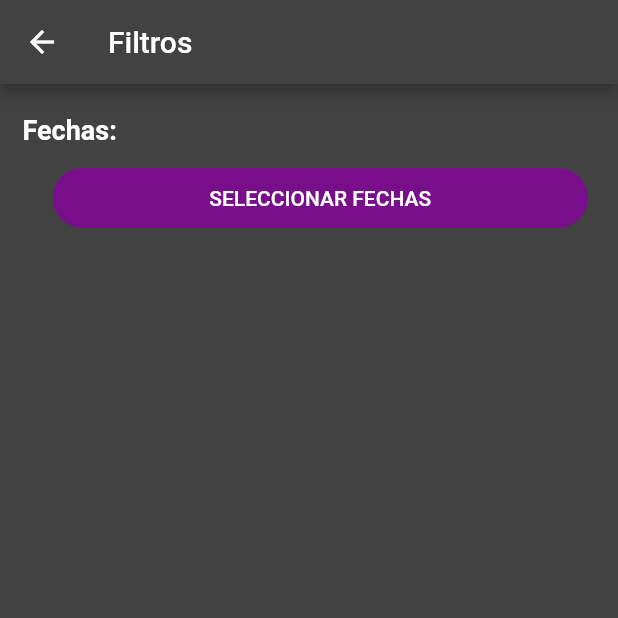
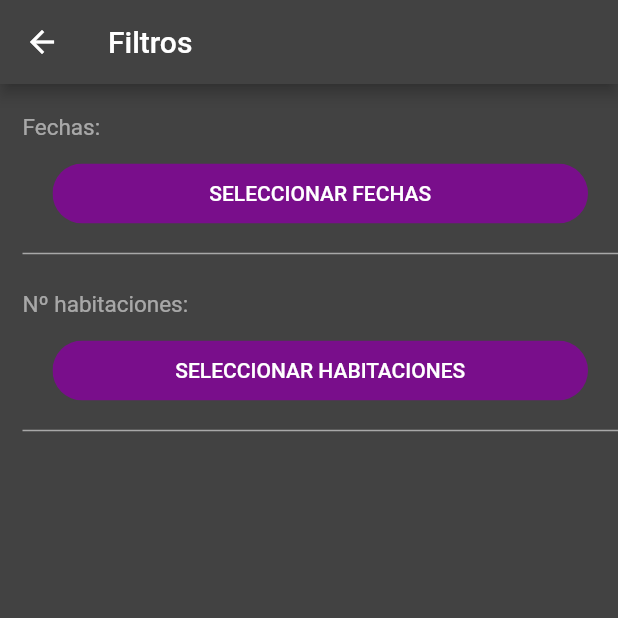
Before and after one commit to AlmudenaRA/GoTravel, a Flutter app: the FilterPage screen opened by its route, on a phone screen of 412 x 824 dp, the top half of it. Run offline on Flutter 3.47's test engine with Material 2 defaults, Android fonts, the phone set to English and light mode, and no system bars; our stand-ins replace cloud_firestore, firebase_auth, firebase_core, firebase_storage, google_sign_in, image_picker and 1 more; accounts and stored records are empty; network calls fail.

Commit message:
Diseño selección nº habitaciones

```diff
--- a/lib/main.dart
+++ b/lib/main.dart
@@ -8,6 +8,7 @@ import 'package:gotravel/src/pages/filter_page.dart';
 import 'package:gotravel/src/pages/home_page.dart';
 import 'package:gotravel/src/pages/login_page.dart';
 import 'package:gotravel/src/pages/profile_page.dart';
+import 'package:gotravel/src/pages/room_page.dart';
 import 'package:gotravel/src/pages/sing_up_page.dart';
 import 'package:gotravel/src/pages/splash_screen.dart';
 import 'package:gotravel/src/theme/my_colors.dart';
@@ -58,6 +59,7 @@ class MyApp extends StatelessWidget {
         Constants.routesFavorite: (_) => const FavoritePage(),
         Constants.routesEditProfile: (_) => const EditProfilePage(),
         Constants.routesFilter: (_) => const FilterPage(),
+        Constants.routesRoom: (_) => const RoomsPage(),
       },
 
       localizationsDelegates: GlobalMaterialLocalizations.delegates,
--- a/lib/src/core/constants.dart
+++ b/lib/src/core/constants.dart
@@ -25,6 +25,8 @@ class Constants {
   static const String buttonUpdateProfile = 'MODIFICAR';
   static const String buttonApply = 'APLICAR';
   static const String buttonCancel = 'CANCELAR';
+  static const String selectDate = 'SELECCIONAR FECHAS';
+  static const String selectRoom = 'SELECCIONAR HABITACIONES';
 
   //Login
   static const String textCuenta = "¿No tiene cuenta? ";
@@ -40,6 +42,7 @@ class Constants {
   static const String routesProfile = 'profile';
   static const String routesEditProfile = 'edit_profile';
   static const String routesFilter = 'filter';
+  static const String routesRoom = 'room';
 
   //Sing up
   static const String singAccount = "¿Ya tiene cuenta? ";
@@ -103,9 +106,15 @@ class Constants {
 
   //filter
   static const String txtFilter = 'Filtros';
-  static const String date = 'Fechas:';
-  static const String selectDate = 'SELECCIONAR FECHAS';
+  static const String filterDate = 'Fechas:';
   static const String txtSelectDate = 'Seleccionar fechas';
   static const String hintStartDate = 'Fecha entrada';
   static const String hintEndDate = 'Fecha salida';
+  static const String filterRoom = 'Nº habitaciones:';
+
+  //room
+  static const String rooms = 'Habitaciones: ';
+  static const String adult = 'Adultos: ';
+  static const String children = 'Niños: ';
+  static const String room = 'Habitación ';
 }
--- a/lib/src/pages/filter_page.dart
+++ b/lib/src/pages/filter_page.dart
@@ -2,6 +2,7 @@ import 'package:flutter/material.dart';
 import 'package:gotravel/src/core/constants.dart';
 import 'package:gotravel/src/theme/my_colors.dart';
 import 'package:gotravel/src/widget/button.dart';
+import 'package:gotravel/src/widget/text_data.dart';
 
 class FilterPage extends StatefulWidget {
   const FilterPage({Key? key}) : super(key: key);
@@ -11,7 +12,6 @@ class FilterPage extends StatefulWidget {
 }
 
 class _FilterPageState extends State<FilterPage> {
-  DateTime _dateTime = DateTime(2100);
   @override
   Widget build(BuildContext context) {
     return Scaffold(
@@ -26,15 +26,45 @@ class _FilterPageState extends State<FilterPage> {
               mainAxisAlignment: MainAxisAlignment.start,
               crossAxisAlignment: CrossAxisAlignment.stretch,
               children: <Widget>[
-                const Text(
-                  Constants.date,
-                  style: TextStyle(
-                    fontSize: 18,
-                    fontWeight: FontWeight.bold,
-                    color: MyColors.textButton,
+                const TextData(
+                  text: Constants.filterDate,
+                  color: MyColors.textWhite,
+                  fontSize: 15,
+                ),
+                _dateFilter(context),
+                const Divider(
+                  height: 10,
+                  color: MyColors.textWhite,
+                  thickness: 1,
+                ),
+                const SizedBox(
+                  height: 20,
+                ),
+                const TextData(
+                  text: Constants.filterRoom,
+                  color: MyColors.textWhite,
+                  fontSize: 15,
+                ),
+                Button(
+                    width: 0.9,
+                    heigth: 50,
+                    color: MyColors.secundary,
+                    text: Constants.selectRoom,
+                    onPressed: () =>
+                        Navigator.pushNamed(context, Constants.routesRoom)),
+                const Divider(
+                  height: 10,
+                  color: MyColors.textWhite,
+                  thickness: 1,
+                ),
+              ]),
         ),
       ),
-                Button(
+    );
+  }
+
+  Button _dateFilter(BuildContext context) {
+    return Button(
       width: 0.9,
       heigth: 50,
       color: MyColors.secundary,
@@ -57,10 +87,6 @@ class _FilterPageState extends State<FilterPage> {
                     surface: MyColors.secundary),
               ),
               child: child!)),
-                ),
-              ]),
-        ),
-      ),
     );
   }
 }
--- /dev/null
+++ b/lib/src/widget/text_data.dart
@@ -0,0 +1,32 @@
+import 'package:flutter/material.dart';
+
+class TextData extends StatelessWidget {
+  final Color color;
+  final String text;
+  final EdgeInsets? padding;
+  final FontWeight? fontWeight;
+  final double fontSize;
+  const TextData({
+    Key? key,
+    required this.color,
+    required this.text,
+    this.padding,
+    this.fontWeight,
+    required this.fontSize,
+  }) : super(key: key);
+
+  @override
+  Widget build(BuildContext context) {
+    return Container(
+      padding: padding,
+      child: Text(
+        text,
+        style: TextStyle(
+          fontSize: fontSize,
+          fontWeight: fontWeight,
+          color: color,
+        ),
+      ),
+    );
+  }
+}
```
Also changed, not shown: lib/src/pages/points_page.dart (+25 -13 lines), lib/src/pages/room_page.dart (added, +64 -0 lines), lib/src/widget/buttons_minus_plus.dart (added, +38 -0 lines), lib/src/widget/panel_rooms.dart (added, +63 -0 lines), lib/src/widget/rounded_button.dart (+22 -25 lines), lib/src/widget/text_field_container.dart (+18 -5 lines), lib/src/widget/text_point.dart (deleted, +0 -28 lines). Lines whose indentation alone changed are shown as unchanged.
